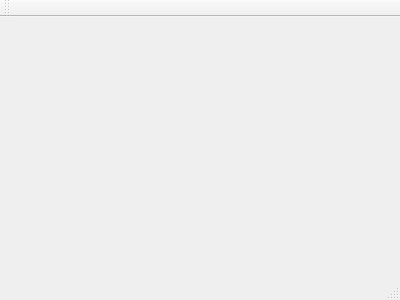
Above: mainwindow.ui from dzmat/sh5_viewer before the change. Below: the same form after it.
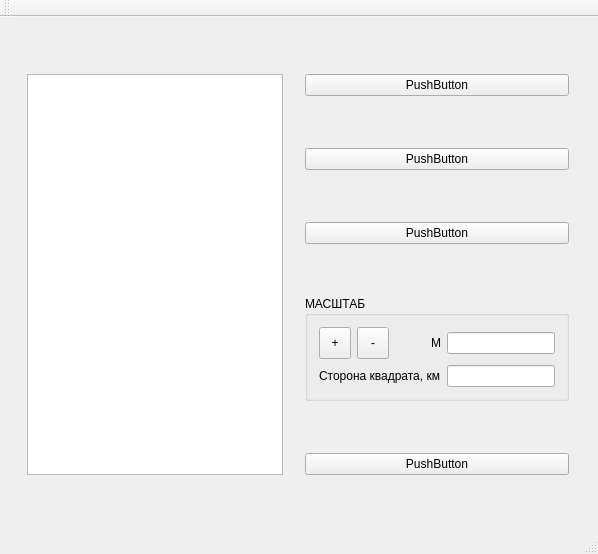
That is the form after the change.

Commit message: msahtab groupbox v1

What changed in the file:
```diff
--- a/mainwindow.ui
+++ b/mainwindow.ui
@@ -1,24 +1,159 @@
 <ui version="4.0">
  <class>MainWindow</class>
- <widget class="QMainWindow" name="MainWindow" >
-  <property name="geometry" >
+ <widget class="QMainWindow" name="MainWindow">
+  <property name="geometry">
    <rect>
     <x>0</x>
     <y>0</y>
-    <width>400</width>
-    <height>300</height>
+    <width>598</width>
+    <height>554</height>
    </rect>
   </property>
   <property name="windowTitle" >
    <string>MainWindow</string>
   </property>
-  <widget class="QMenuBar" name="menuBar" />
-  <widget class="QToolBar" name="mainToolBar" />
-  <widget class="QWidget" name="centralWidget" />
-  <widget class="QStatusBar" name="statusBar" />
+  <widget class="QWidget" name="centralWidget">
+   <layout class="QGridLayout" name="gridLayout">
+    <item row="0" column="1">
+     <widget class="QPushButton" name="pushButton_3">
+      <property name="text">
+       <string>PushButton</string>
+      </property>
+     </widget>
+    </item>
+    <item row="1" column="1">
+     <widget class="QPushButton" name="pushButton_4">
+      <property name="text">
+       <string>PushButton</string>
+      </property>
+     </widget>
+    </item>
+    <item row="2" column="1">
+     <widget class="QPushButton" name="pushButton_2">
+      <property name="text">
+       <string>PushButton</string>
+      </property>
+     </widget>
+    </item>
+    <item row="4" column="1">
+     <widget class="QPushButton" name="pushButton">
+      <property name="text">
+       <string>PushButton</string>
+      </property>
+     </widget>
+    </item>
+    <item row="0" column="0" rowspan="5">
+     <widget class="QGraphicsView" name="graphicsView">
+      <property name="sizePolicy">
+       <sizepolicy hsizetype="Fixed" vsizetype="Expanding">
+        <horstretch>0</horstretch>
+        <verstretch>0</verstretch>
+       </sizepolicy>
+      </property>
+     </widget>
+    </item>
+    <item row="3" column="1">
+     <widget class="QGroupBox" name="groupBox">
+      <property name="sizePolicy">
+       <sizepolicy hsizetype="Fixed" vsizetype="Fixed">
+        <horstretch>0</horstretch>
+        <verstretch>0</verstretch>
+       </sizepolicy>
+      </property>
+      <property name="title">
+       <string>МАСШТАБ</string>
+      </property>
+      <layout class="QGridLayout" name="gridLayout_3">
+       <item row="0" column="0">
+        <layout class="QGridLayout" name="gridLayout_2">
+         <item row="1" column="3">
+          <widget class="QLineEdit" name="lineEdit_2">
+           <property name="sizePolicy">
+            <sizepolicy hsizetype="Fixed" vsizetype="Fixed">
+             <horstretch>0</horstretch>
+             <verstretch>0</verstretch>
+            </sizepolicy>
+           </property>
+          </widget>
+         </item>
+         <item row="0" column="1">
+          <widget class="QToolButton" name="toolButton_2">
+           <property name="minimumSize">
+            <size>
+             <width>32</width>
+             <height>32</height>
+            </size>
+           </property>
+           <property name="text">
+            <string>-</string>
+           </property>
+          </widget>
+         </item>
+         <item row="0" column="3">
+          <widget class="QLineEdit" name="lineEdit">
+           <property name="sizePolicy">
+            <sizepolicy hsizetype="Preferred" vsizetype="Fixed">
+             <horstretch>0</horstretch>
+             <verstretch>0</verstretch>
+            </sizepolicy>
+           </property>
+          </widget>
+         </item>
+         <item row="0" column="0">
+          <widget class="QToolButton" name="toolButton">
+           <property name="minimumSize">
+            <size>
+             <width>32</width>
+             <height>32</height>
+            </size>
+           </property>
+           <property name="text">
+            <string>+</string>
+           </property>
+          </widget>
+         </item>
+         <item row="1" column="0" colspan="3" alignment="Qt::AlignRight">
+          <widget class="QLabel" name="label_2">
+           <property name="text">
+            <string>Сторона квадрата, км</string>
+           </property>
+          </widget>
+         </item>
+         <item row="0" column="2" alignment="Qt::AlignRight">
+          <widget class="QLabel" name="label">
+           <property name="text">
+            <string>M</string>
+           </property>
+          </widget>
+         </item>
+        </layout>
+       </item>
+      </layout>
+     </widget>
+    </item>
+   </layout>
+  </widget>
+  <widget class="QMenuBar" name="menuBar">
+   <property name="geometry">
+    <rect>
+     <x>0</x>
+     <y>0</y>
+     <width>598</width>
+     <height>21</height>
+    </rect>
+   </property>
+  </widget>
+  <widget class="QToolBar" name="mainToolBar">
+   <attribute name="toolBarArea">
+    <enum>TopToolBarArea</enum>
+   </attribute>
+   <attribute name="toolBarBreak">
+    <bool>false</bool>
+   </attribute>
+  </widget>
+  <widget class="QStatusBar" name="statusBar"/>
  </widget>
- <layoutDefault spacing="6" margin="11" />
- <pixmapfunction></pixmapfunction>
+ <layoutdefault spacing="6" margin="11"/>
  <resources/>
  <connections/>
 </ui>
```
Left out of the diff: 3 changed lines with no effect on the pictures.
